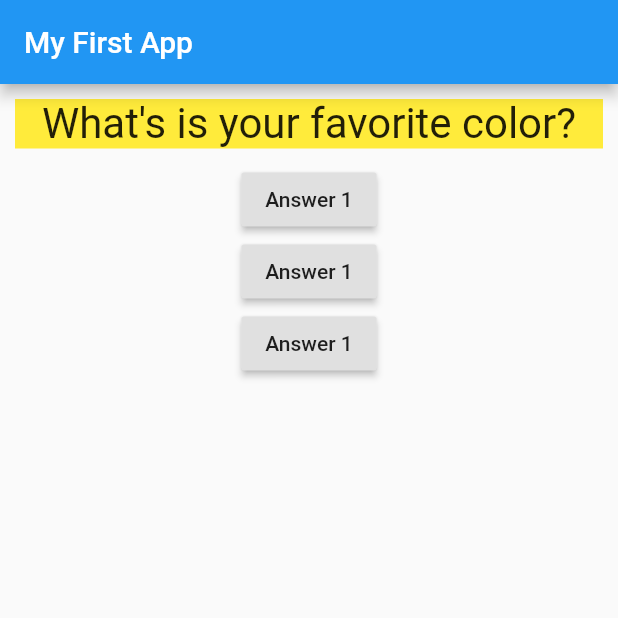
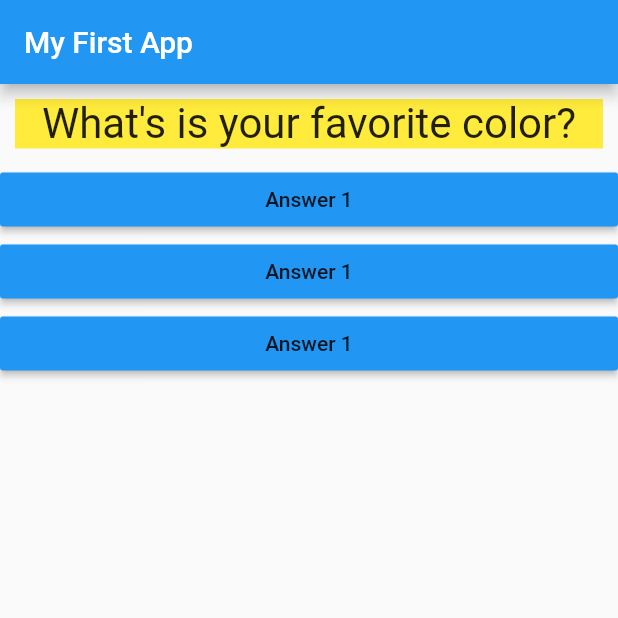
Before and after one commit to tamappe/flutter_quiz_app, a Flutter app: the screen it shows after launch, on a phone screen of 412 x 824 dp, the top half of it. Run offline on Flutter 3.47's test engine with Material 2 defaults, Android fonts, the phone set to English and light mode, and no system bars.

Commit message:
メソッドのプロパティ化とメソッドの初期化の方法

```diff
--- /dev/null
+++ b/lib/answer.dart
@@ -0,0 +1,19 @@
+import 'package:flutter/material.dart';
+
+class Answer extends StatelessWidget {
+
+  final Function selectHandler;
+  Answer(this.selectHandler);
+
+  @override
+  Widget build(BuildContext context) {
+    return Container(
+      width: double.infinity,
+      child: RaisedButton(
+        color: Colors.blue,
+          child: Text('Answer 1'),
+          onPressed: selectHandler
+      ),
+    );
+  }
+}
--- a/lib/main.dart
+++ b/lib/main.dart
@@ -1,4 +1,5 @@
 import 'package:flutter/material.dart';
+import 'package:quiz_app/answer.dart';
 import './question.dart';
 
 void main() => runApp(MyApp());
@@ -34,21 +35,12 @@ class _MyAppState extends State<MyApp> {
         ),
         body: Column(
           children: [
-            Question(questions[_questionIndex]),
-            RaisedButton(
-                child: Text('Answer 1'),
-                onPressed: _answerQuestion
+            Question(
+                questions[_questionIndex]
             ),
-            RaisedButton(
-                child: Text('Answer 1'),
-                onPressed: _answerQuestion
-            ),
-            RaisedButton(
-                child: Text('Answer 1'),
-                onPressed: () {
-                  _answerQuestion();
-                }
-            ),
+            Answer(_answerQuestion),
+            Answer(_answerQuestion),
+            Answer(_answerQuestion),
           ],
         ),
       ),
--- a/lib/question.dart
+++ b/lib/question.dart
@@ -1,8 +1,20 @@
 import 'package:flutter/material.dart';
+
+class Person {
+  String name;
+  int age;
+
+  Person({this.name, this.age = 30});
+
+  Person.veryOld(this.name) {
+    age = 60;
+  }
+}
 
 class Question extends StatelessWidget {
   final String questionText;
 
+  Person person = Person.veryOld("aaaa");
   Question(this.questionText);
 
   @override
```
